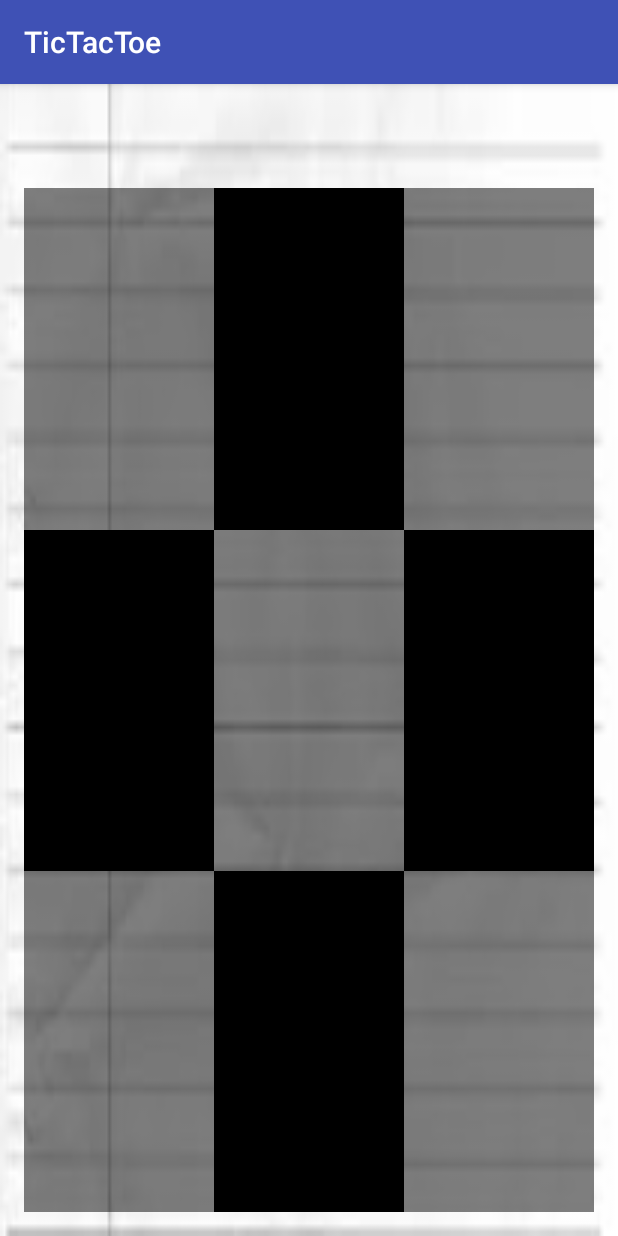
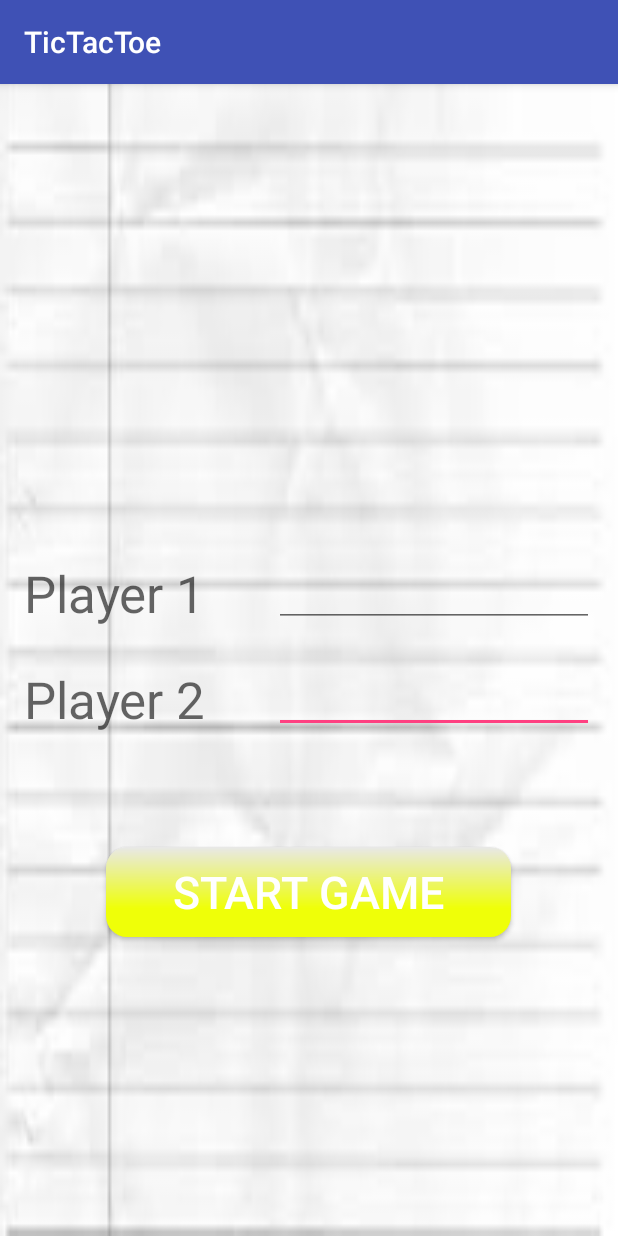
Before and after one commit to cliffsestig/TickTackToe, an Android app: the screen it shows after launch (playActivity before the commit, nameActivity after it), after a tap on "PLAY", on a phone screen of 412 x 824 dp. Run offline under Robolectric (Android 15) with nearby library versions, the phone set to English and light mode, and no system bars.

Commit message:
Game logic, Add names, Play again

```diff
--- a/app/src/main/AndroidManifest.xml
+++ b/app/src/main/AndroidManifest.xml
@@ -18,7 +18,9 @@
         <activity android:name=".aboutActivity" />
         <activity android:name=".settingsActivity" />
         <activity android:name=".highscoreActivity" />
-        <activity android:name=".playActivity"></activity>
+        <activity android:name=".playActivity" />
+        <activity android:name=".endGameActivity" />
+        <activity android:name=".nameActivity"></activity>
     </application>
 
 </manifest>
--- a/app/src/main/java/com/example/cliffsestig/tictactoe/MainActivity.java
+++ b/app/src/main/java/com/example/cliffsestig/tictactoe/MainActivity.java
@@ -26,7 +26,7 @@ public class MainActivity extends AppCompatActivity {
             @Override
             public void onClick(View view) {
 
-                Intent myIntent = new Intent(MainActivity.this, playActivity.class);
+                Intent myIntent = new Intent(MainActivity.this, nameActivity.class);
                 startActivity(myIntent);
 
             }
--- a/app/src/main/java/com/example/cliffsestig/tictactoe/Player.java
+++ b/app/src/main/java/com/example/cliffsestig/tictactoe/Player.java
@@ -23,9 +23,7 @@ public class Player {
         this.active = active;
     }
 
-    public String getPlayerName() {
-        return playerName;
-    }
+    public String getPlayerName() { return playerName; }
 
     public char getPlayerId() {
         return playerId;
--- /dev/null
+++ b/app/src/main/java/com/example/cliffsestig/tictactoe/nameActivity.java
@@ -0,0 +1,39 @@
+package com.example.cliffsestig.tictactoe;
+
+import android.content.Intent;
+import android.support.v7.app.AppCompatActivity;
+import android.os.Bundle;
+import android.util.Log;
+import android.view.View;
+import android.widget.Button;
+import android.widget.EditText;
+import android.widget.Toast;
+
+public class nameActivity extends AppCompatActivity {
+
+    @Override
+    protected void onCreate(Bundle savedInstanceState) {
+        super.onCreate(savedInstanceState);
+        setContentView(R.layout.activity_name);
+
+
+        final EditText player1 = (EditText) findViewById(R.id.player1);
+        final EditText player2 = (EditText) findViewById(R.id.player2);
+        player1.getText();
+        Button btn = (Button) findViewById(R.id.start_game);
+
+        btn.setOnClickListener(new View.OnClickListener() {
+            @Override
+            public void onClick(View view) {
+                if (!player1.getText().toString().equals("") && !player2.getText().toString().equals("")){
+                    Intent myIntent = new Intent(nameActivity.this, playActivity.class);
+                    myIntent.putExtra("PlayerX", player1.getText().toString());
+                    myIntent.putExtra("PlayerO", player2.getText().toString());
+                    startActivity(myIntent);
+                } else {
+                    Toast.makeText(getApplicationContext(), "Please fill in both fields", Toast.LENGTH_SHORT).show();
+                }
+            }
+        });
+    }
+}
--- /dev/null
+++ b/app/src/main/res/layout/activity_name.xml
@@ -0,0 +1,68 @@
+<?xml version="1.0" encoding="utf-8"?>
+<RelativeLayout xmlns:android="http://schemas.android.com/apk/res/android"
+    xmlns:tools="http://schemas.android.com/tools"
+    android:id="@+id/activity_name"
+    android:layout_width="match_parent"
+    android:layout_height="match_parent"
+    android:paddingBottom="@dimen/activity_vertical_margin"
+    android:paddingLeft="@dimen/activity_horizontal_margin"
+    android:paddingRight="@dimen/activity_horizontal_margin"
+    android:paddingTop="@dimen/activity_vertical_margin"
+    tools:context="com.example.cliffsestig.tictactoe.nameActivity"
+    android:background="@drawable/images">
+
+    <Button
+        android:text="Start game"
+        android:id="@+id/start_game"
+        android:layout_width="wrap_content"
+        android:layout_height="wrap_content"
+        android:layout_alignParentBottom="true"
+        android:layout_centerHorizontal="true"
+        android:layout_marginBottom="183dp"
+        android:textColor="#FFFFFF"
+        android:textSize="30sp"
+        android:background="@drawable/buttonshape"
+        android:layout_marginTop="30dp"/>
+
+    <TextView
+        android:text="Player 1"
+        android:layout_width="wrap_content"
+        android:layout_height="wrap_content"
+        android:layout_alignBottom="@+id/player1"
+        android:layout_alignParentLeft="true"
+        android:layout_alignParentStart="true"
+        android:id="@+id/textView2"
+        android:textAppearance="@style/TextAppearance.AppCompat.Display1" />
+
+    <TextView
+        android:text="Player 2"
+        android:layout_width="wrap_content"
+        android:layout_height="wrap_content"
+        android:layout_alignBottom="@+id/player2"
+        android:layout_alignParentLeft="true"
+        android:layout_alignParentStart="true"
+        android:id="@+id/textView3"
+        android:textAppearance="@style/TextAppearance.AppCompat.Display1" />
+
+    <EditText
+        android:layout_width="wrap_content"
+        android:layout_height="wrap_content"
+        android:inputType="textPersonName"
+        android:ems="10"
+        android:id="@+id/player2"
+        android:layout_marginBottom="46dp"
+        android:layout_above="@+id/start_game"
+        android:layout_alignParentRight="true"
+        android:layout_alignParentEnd="true" />
+
+    <EditText
+        android:layout_width="wrap_content"
+        android:layout_height="wrap_content"
+        android:inputType="textPersonName"
+        android:ems="10"
+        android:id="@+id/player1"
+        android:layout_marginBottom="25dp"
+        android:layout_above="@+id/textView3"
+        android:layout_alignParentRight="true"
+        android:layout_alignParentEnd="true" />
+</RelativeLayout>
```
Also changed, not shown: app/src/main/java/com/example/cliffsestig/tictactoe/GameBoard.java (+72 -26 lines), app/src/main/java/com/example/cliffsestig/tictactoe/GameController.java (+41 -1 lines), app/src/main/java/com/example/cliffsestig/tictactoe/endGameActivity.java (added, +38 -0 lines), app/src/main/java/com/example/cliffsestig/tictactoe/playActivity.java (+21 -1 lines), app/src/main/res/layout/activity_end_game.xml (added, +36 -0 lines).
